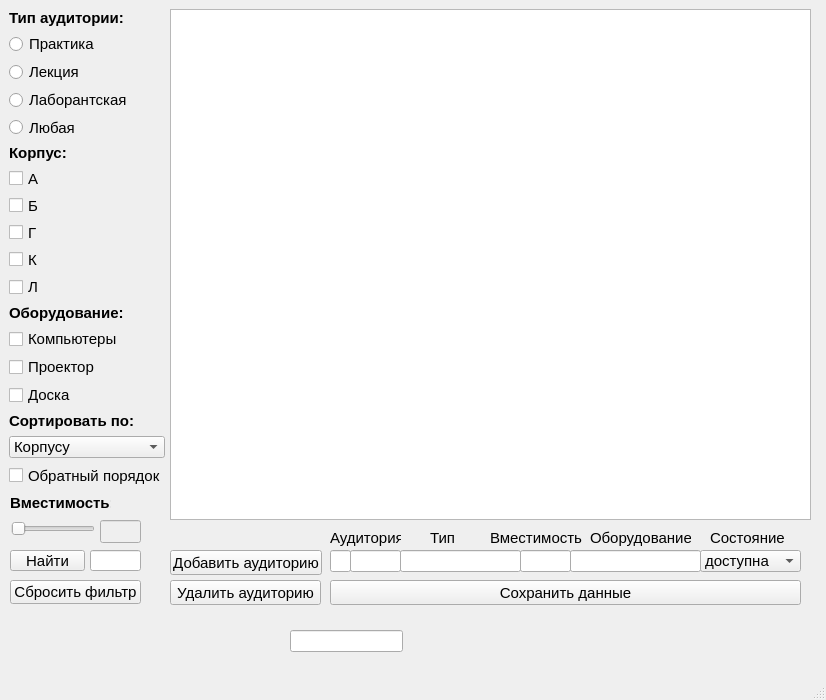
This is mainwindow.ui in kirill737/BookingApp as Qt 5 draws it before an edit. The edited form follows.
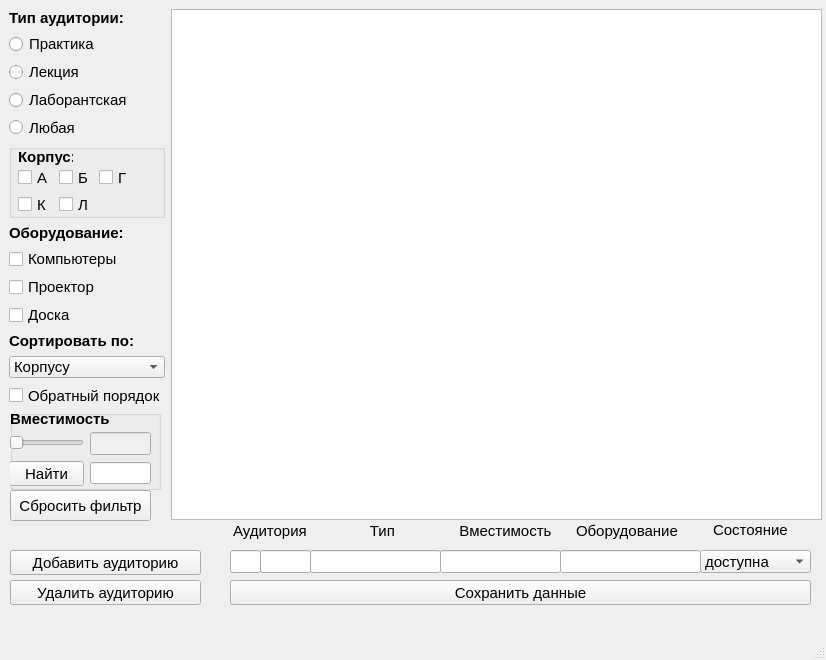
This is the edited form.

```diff
--- a/mainwindow.ui
+++ b/mainwindow.ui
@@ -7,7 +7,7 @@
     <x>0</x>
     <y>0</y>
     <width>826</width>
-    <height>700</height>
+    <height>660</height>
    </rect>
   </property>
   <property name="sizePolicy">
@@ -19,13 +19,13 @@
   <property name="minimumSize">
    <size>
     <width>826</width>
-    <height>700</height>
+    <height>660</height>
    </size>
   </property>
   <property name="maximumSize">
    <size>
     <width>826</width>
-    <height>700</height>
+    <height>660</height>
    </size>
   </property>
   <property name="windowTitle">
@@ -35,9 +35,9 @@
    <widget class="QTableView" name="tableView">
     <property name="geometry">
      <rect>
-      <x>170</x>
+      <x>171</x>
       <y>9</y>
-      <width>641</width>
+      <width>651</width>
       <height>511</height>
      </rect>
     </property>
@@ -48,100 +48,6 @@
      </font>
     </property>
    </widget>
-   <widget class="QPushButton" name="btnSetFilters">
-    <property name="geometry">
-     <rect>
-      <x>10</x>
-      <y>550</y>
-      <width>75</width>
-      <height>21</height>
-     </rect>
-    </property>
-    <property name="font">
-     <font>
-      <family>Arial</family>
-      <pointsize>11</pointsize>
-     </font>
-    </property>
-    <property name="text">
-     <string>Найти</string>
-    </property>
-   </widget>
-   <widget class="QSlider" name="sdrCapacity">
-    <property name="geometry">
-     <rect>
-      <x>11</x>
-      <y>518</y>
-      <width>84</width>
-      <height>22</height>
-     </rect>
-    </property>
-    <property name="autoFillBackground">
-     <bool>false</bool>
-    </property>
-    <property name="minimum">
-     <number>15</number>
-    </property>
-    <property name="maximum">
-     <number>200</number>
-    </property>
-    <property name="singleStep">
-     <number>5</number>
-    </property>
-    <property name="orientation">
-     <enum>Qt::Horizontal</enum>
-    </property>
-   </widget>
-   <widget class="QLabel" name="label_3">
-    <property name="geometry">
-     <rect>
-      <x>10</x>
-      <y>494</y>
-      <width>101</width>
-      <height>17</height>
-     </rect>
-    </property>
-    <property name="font">
-     <font>
-      <family>Arial</family>
-      <pointsize>11</pointsize>
-      <bold>true</bold>
-     </font>
-    </property>
-    <property name="text">
-     <string>Вместимость:</string>
-    </property>
-   </widget>
-   <widget class="QLineEdit" name="lineEdit">
-    <property name="enabled">
-     <bool>false</bool>
-    </property>
-    <property name="geometry">
-     <rect>
-      <x>100</x>
-      <y>520</y>
-      <width>41</width>
-      <height>23</height>
-     </rect>
-    </property>
-    <property name="font">
-     <font>
-      <family>Arial</family>
-      <pointsize>11</pointsize>
-      <bold>false</bold>
-     </font>
-    </property>
-   </widget>
-   <widget class="QLineEdit" name="leSearch">
-    <property name="geometry">
-     <rect>
-      <x>90</x>
-      <y>550</y>
-      <width>51</width>
-      <height>21</height>
-     </rect>
-    </property>
-   </widget>
    <widget class="QWidget" name="layoutWidget">
     <property name="geometry">
      <rect>
@@ -228,98 +134,7 @@
     <property name="geometry">
      <rect>
       <x>9</x>
-      <y>144</y>
-      <width>57</width>
-      <height>154</height>
-     </rect>
-    </property>
-    <layout class="QVBoxLayout" name="verticalLayout_3">
-     <item>
-      <widget class="QLabel" name="label_2">
-       <property name="font">
-        <font>
-         <family>Arial</family>
-         <pointsize>11</pointsize>
-         <bold>true</bold>
-        </font>
-       </property>
-       <property name="text">
-        <string>Корпус:</string>
-       </property>
-      </widget>
-     </item>
-     <item>
-      <widget class="QCheckBox" name="checkBox_build_A">
-       <property name="font">
-        <font>
-         <family>Arial</family>
-         <pointsize>11</pointsize>
-        </font>
-       </property>
-       <property name="text">
-        <string>А</string>
-       </property>
-      </widget>
-     </item>
-     <item>
-      <widget class="QCheckBox" name="checkBox_build_B">
-       <property name="font">
-        <font>
-         <family>Arial</family>
-         <pointsize>11</pointsize>
-        </font>
-       </property>
-       <property name="text">
-        <string>Б</string>
-       </property>
-      </widget>
-     </item>
-     <item>
-      <widget class="QCheckBox" name="checkBox_build_G">
-       <property name="font">
-        <font>
-         <family>Arial</family>
-         <pointsize>11</pointsize>
-        </font>
-       </property>
-       <property name="text">
-        <string>Г</string>
-       </property>
-      </widget>
-     </item>
-     <item>
-      <widget class="QCheckBox" name="checkBox_build_K">
-       <property name="font">
-        <font>
-         <family>Arial</family>
-         <pointsize>11</pointsize>
-        </font>
-       </property>
-       <property name="text">
-        <string>К</string>
-       </property>
-      </widget>
-     </item>
-     <item>
-      <widget class="QCheckBox" name="checkBox_build_L">
-       <property name="font">
-        <font>
-         <family>Arial</family>
-         <pointsize>11</pointsize>
-        </font>
-       </property>
-       <property name="text">
-        <string>Л</string>
-       </property>
-      </widget>
-     </item>
-    </layout>
-   </widget>
-   <widget class="QWidget" name="layoutWidget">
-    <property name="geometry">
-     <rect>
-      <x>9</x>
-      <y>304</y>
+      <y>224</y>
       <width>115</width>
       <height>102</height>
      </rect>
@@ -388,7 +203,7 @@
     <property name="geometry">
      <rect>
       <x>9</x>
-      <y>412</y>
+      <y>332</y>
       <width>156</width>
       <height>75</height>
      </rect>
@@ -447,10 +262,10 @@
    <widget class="QLabel" name="label_6">
     <property name="geometry">
      <rect>
-      <x>330</x>
-      <y>530</y>
-      <width>71</width>
-      <height>16</height>
+      <x>233</x>
+      <y>521</y>
+      <width>91</width>
+      <height>20</height>
      </rect>
     </property>
     <property name="font">
@@ -466,10 +281,10 @@
    <widget class="QLabel" name="label_7">
     <property name="geometry">
      <rect>
-      <x>430</x>
-      <y>530</y>
-      <width>31</width>
-      <height>16</height>
+      <x>320</x>
+      <y>521</y>
+      <width>121</width>
+      <height>20</height>
      </rect>
     </property>
     <property name="font">
@@ -479,16 +294,16 @@
      </font>
     </property>
     <property name="text">
-     <string>Тип</string>
+     <string>            Тип</string>
     </property>
    </widget>
    <widget class="QLabel" name="label_8">
     <property name="geometry">
      <rect>
-      <x>490</x>
-      <y>530</y>
-      <width>101</width>
-      <height>16</height>
+      <x>447</x>
+      <y>521</y>
+      <width>111</width>
+      <height>20</height>
      </rect>
     </property>
     <property name="font">
@@ -498,16 +313,16 @@
      </font>
     </property>
     <property name="text">
-     <string>Вместимость</string>
+     <string>   Вместимость</string>
     </property>
    </widget>
    <widget class="QLabel" name="label_9">
     <property name="geometry">
      <rect>
-      <x>590</x>
-      <y>530</y>
-      <width>101</width>
-      <height>16</height>
+      <x>576</x>
+      <y>521</y>
+      <width>121</width>
+      <height>20</height>
      </rect>
     </property>
     <property name="font">
@@ -523,10 +338,10 @@
    <widget class="QLabel" name="label_10">
     <property name="geometry">
      <rect>
-      <x>710</x>
-      <y>530</y>
-      <width>91</width>
-      <height>16</height>
+      <x>713</x>
+      <y>521</y>
+      <width>74</width>
+      <height>17</height>
      </rect>
     </property>
     <property name="font">
@@ -542,10 +357,10 @@
    <widget class="QLineEdit" name="lineEdit_valAudBuild">
     <property name="geometry">
      <rect>
-      <x>330</x>
+      <x>230</x>
       <y>550</y>
-      <width>21</width>
-      <height>22</height>
+      <width>31</width>
+      <height>23</height>
      </rect>
     </property>
     <property name="font">
@@ -558,10 +373,10 @@
    <widget class="QLineEdit" name="lineEdit_valType">
     <property name="geometry">
      <rect>
-      <x>400</x>
+      <x>310</x>
       <y>550</y>
-      <width>121</width>
-      <height>22</height>
+      <width>131</width>
+      <height>23</height>
      </rect>
     </property>
     <property name="font">
@@ -574,10 +389,10 @@
    <widget class="QLineEdit" name="lineEdit_valCap">
     <property name="geometry">
      <rect>
-      <x>520</x>
+      <x>440</x>
       <y>550</y>
-      <width>51</width>
-      <height>22</height>
+      <width>121</width>
+      <height>23</height>
      </rect>
     </property>
     <property name="font">
@@ -590,10 +405,10 @@
    <widget class="QLineEdit" name="lineEdit_valEquip">
     <property name="geometry">
      <rect>
-      <x>570</x>
+      <x>560</x>
       <y>550</y>
-      <width>131</width>
-      <height>22</height>
+      <width>141</width>
+      <height>23</height>
      </rect>
     </property>
     <property name="font">
@@ -608,8 +423,8 @@
      <rect>
       <x>700</x>
       <y>550</y>
-      <width>101</width>
-      <height>22</height>
+      <width>111</width>
+      <height>23</height>
      </rect>
     </property>
     <property name="font">
@@ -637,9 +452,9 @@
    <widget class="QPushButton" name="pushButtonSaveInfo">
     <property name="geometry">
      <rect>
-      <x>330</x>
+      <x>230</x>
       <y>580</y>
-      <width>471</width>
+      <width>581</width>
       <height>25</height>
      </rect>
     </property>
@@ -656,10 +471,10 @@
    <widget class="QLineEdit" name="lineEdit_valAudNumber">
     <property name="geometry">
      <rect>
-      <x>350</x>
+      <x>260</x>
       <y>550</y>
       <width>51</width>
-      <height>22</height>
+      <height>23</height>
      </rect>
     </property>
     <property name="font">
@@ -673,9 +488,9 @@
     <property name="geometry">
      <rect>
       <x>10</x>
-      <y>580</y>
-      <width>131</width>
-      <height>24</height>
+      <y>490</y>
+      <width>141</width>
+      <height>31</height>
      </rect>
     </property>
     <property name="font">
@@ -691,9 +506,9 @@
    <widget class="QPushButton" name="btnAddAudit">
     <property name="geometry">
      <rect>
-      <x>170</x>
+      <x>10</x>
       <y>550</y>
-      <width>152</width>
+      <width>191</width>
       <height>25</height>
      </rect>
     </property>
@@ -710,9 +525,9 @@
    <widget class="QPushButton" name="btnRemoveAudit">
     <property name="geometry">
      <rect>
-      <x>170</x>
+      <x>10</x>
       <y>580</y>
-      <width>151</width>
+      <width>191</width>
       <height>25</height>
      </rect>
     </property>
@@ -726,15 +541,240 @@
      <string>Удалить аудиторию</string>
     </property>
    </widget>
-   <widget class="QLineEdit" name="lineEdit_2">
+   <widget class="QGroupBox" name="groupBox">
     <property name="geometry">
      <rect>
-      <x>290</x>
-      <y>630</y>
-      <width>113</width>
-      <height>22</height>
+      <x>9</x>
+      <y>144</y>
+      <width>156</width>
+      <height>74</height>
      </rect>
     </property>
+    <property name="title">
+     <string/>
+    </property>
+    <widget class="QCheckBox" name="checkBox_build_L">
+     <property name="geometry">
+      <rect>
+       <x>50</x>
+       <y>50</y>
+       <width>33</width>
+       <height>21</height>
+      </rect>
+     </property>
+     <property name="font">
+      <font>
+       <family>Arial</family>
+       <pointsize>11</pointsize>
+      </font>
+     </property>
+     <property name="text">
+      <string>Л</string>
+     </property>
+    </widget>
+    <widget class="QCheckBox" name="checkBox_build_A">
+     <property name="geometry">
+      <rect>
+       <x>9</x>
+       <y>23</y>
+       <width>32</width>
+       <height>21</height>
+      </rect>
+     </property>
+     <property name="font">
+      <font>
+       <family>Arial</family>
+       <pointsize>11</pointsize>
+      </font>
+     </property>
+     <property name="text">
+      <string>А</string>
+     </property>
+    </widget>
+    <widget class="QLabel" name="label_2">
+     <property name="geometry">
+      <rect>
+       <x>9</x>
+       <y>4</y>
+       <width>55</width>
+       <height>17</height>
+      </rect>
+     </property>
+     <property name="font">
+      <font>
+       <family>Arial</family>
+       <pointsize>11</pointsize>
+       <bold>true</bold>
+      </font>
+     </property>
+     <property name="text">
+      <string>Корпус:</string>
+     </property>
+    </widget>
+    <widget class="QCheckBox" name="checkBox_build_K">
+     <property name="geometry">
+      <rect>
+       <x>9</x>
+       <y>50</y>
+       <width>32</width>
+       <height>21</height>
+      </rect>
+     </property>
+     <property name="font">
+      <font>
+       <family>Arial</family>
+       <pointsize>11</pointsize>
+      </font>
+     </property>
+     <property name="text">
+      <string>К</string>
+     </property>
+    </widget>
+    <widget class="QCheckBox" name="checkBox_build_B">
+     <property name="geometry">
+      <rect>
+       <x>50</x>
+       <y>23</y>
+       <width>33</width>
+       <height>21</height>
+      </rect>
+     </property>
+     <property name="font">
+      <font>
+       <family>Arial</family>
+       <pointsize>11</pointsize>
+      </font>
+     </property>
+     <property name="text">
+      <string>Б</string>
+     </property>
+    </widget>
+    <widget class="QCheckBox" name="checkBox_build_G">
+     <property name="geometry">
+      <rect>
+       <x>90</x>
+       <y>23</y>
+       <width>31</width>
+       <height>21</height>
+      </rect>
+     </property>
+     <property name="font">
+      <font>
+       <family>Arial</family>
+       <pointsize>11</pointsize>
+      </font>
+     </property>
+     <property name="text">
+      <string>Г</string>
+     </property>
+    </widget>
+   </widget>
+   <widget class="QGroupBox" name="groupBox_2">
+    <property name="geometry">
+     <rect>
+      <x>10</x>
+      <y>410</y>
+      <width>151</width>
+      <height>80</height>
+     </rect>
+    </property>
+    <property name="title">
+     <string/>
+    </property>
+    <widget class="QLabel" name="label_3">
+     <property name="geometry">
+      <rect>
+       <x>0</x>
+       <y>0</y>
+       <width>101</width>
+       <height>17</height>
+      </rect>
+     </property>
+     <property name="font">
+      <font>
+       <family>Arial</family>
+       <pointsize>11</pointsize>
+       <bold>true</bold>
+      </font>
+     </property>
+     <property name="text">
+      <string>Вместимость:</string>
+     </property>
+    </widget>
+    <widget class="QLineEdit" name="leSearch">
+     <property name="geometry">
+      <rect>
+       <x>80</x>
+       <y>52</y>
+       <width>61</width>
+       <height>22</height>
+      </rect>
+     </property>
+    </widget>
+    <widget class="QPushButton" name="btnSetFilters">
+     <property name="geometry">
+      <rect>
+       <x>-1</x>
+       <y>51</y>
+       <width>75</width>
+       <height>25</height>
+      </rect>
+     </property>
+     <property name="font">
+      <font>
+       <family>Arial</family>
+       <pointsize>11</pointsize>
+      </font>
+     </property>
+     <property name="text">
+      <string>Найти</string>
+     </property>
+    </widget>
+    <widget class="QLineEdit" name="lineEdit">
+     <property name="enabled">
+      <bool>false</bool>
+     </property>
+     <property name="geometry">
+      <rect>
+       <x>80</x>
+       <y>22</y>
+       <width>61</width>
+       <height>23</height>
+      </rect>
+     </property>
+     <property name="font">
+      <font>
+       <family>Arial</family>
+       <pointsize>11</pointsize>
+       <bold>false</bold>
+      </font>
+     </property>
+    </widget>
+    <widget class="QSlider" name="sdrCapacity">
+     <property name="geometry">
+      <rect>
+       <x>-1</x>
+       <y>22</y>
+       <width>75</width>
+       <height>22</height>
+      </rect>
+     </property>
+     <property name="autoFillBackground">
+      <bool>false</bool>
+     </property>
+     <property name="minimum">
+      <number>15</number>
+     </property>
+     <property name="maximum">
+      <number>200</number>
+     </property>
+     <property name="singleStep">
+      <number>5</number>
+     </property>
+     <property name="orientation">
+      <enum>Qt::Horizontal</enum>
+     </property>
+    </widget>
    </widget>
   </widget>
   <widget class="QMenuBar" name="menubar">
```
